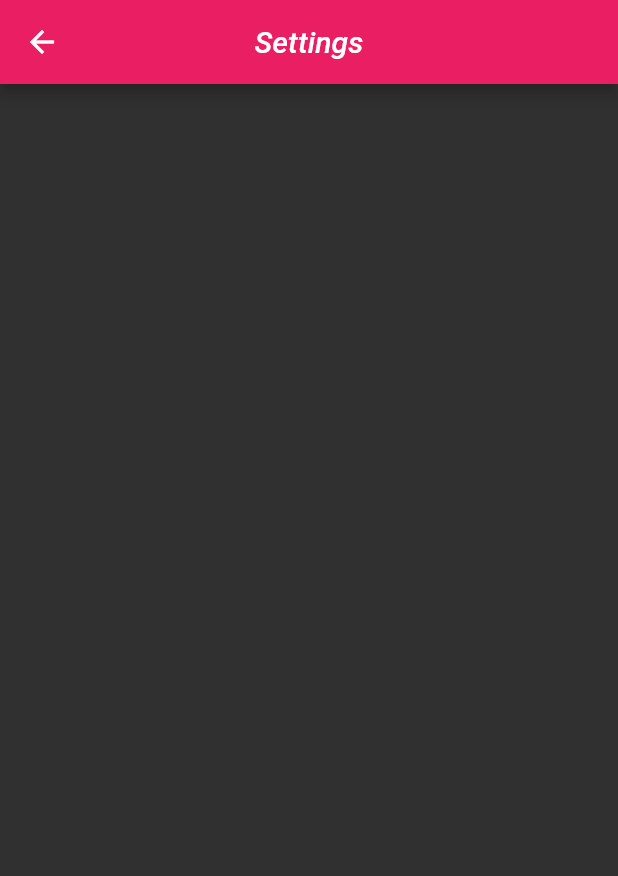
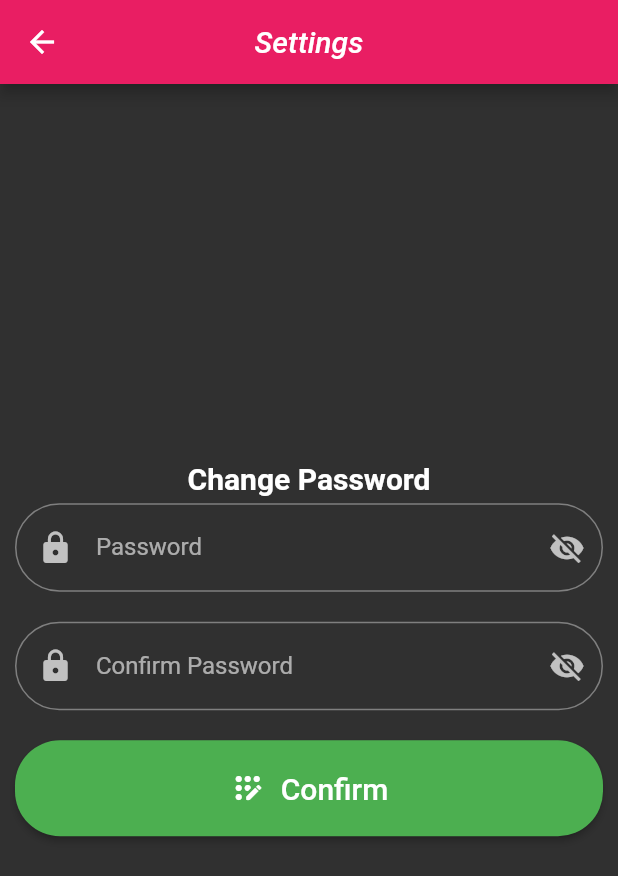
Before and after one commit to Cloyd-Anis/mobdev, a Flutter app: the Settings screen opened by its route, on a phone screen of 412 x 824 dp. Shown: the top 876 px of the screen. Run offline on Flutter 3.47's test engine with Material 2 defaults, Android fonts, the phone set to English and light mode, and no system bars; network calls fail.

Commit message:
Refactor Profile and Settings Page

```diff
--- a/lib/pages/Dashboard.dart
+++ b/lib/pages/Dashboard.dart
@@ -15,7 +15,7 @@ class Dashboard extends StatefulWidget {
 }
 
 class _DashboardState extends State<Dashboard> {
-  int count = 0;
+  int count = 1;
   List<ImageModel> images = [];
   var items = ['Profile', 'Setting', 'Logout'];
   static const String url = "thatcopy.pw";
--- a/lib/pages/Settings.dart
+++ b/lib/pages/Settings.dart
@@ -1,18 +1,103 @@
 import 'package:flutter/material.dart';
 
+import 'package:cat_app/widgets/PasswordField.dart';
+import 'package:cat_app/widgets/PrimaryButton.dart';
 
-class Settings extends StatelessWidget {
-  static const routeName = "settings";
+import 'package:cat_app/mixins/ValidationMixin.dart';
+
+class Settings extends StatefulWidget {
+  static const String routeName = "settings";
 
   @override
+  _SettingsState createState() => _SettingsState();
+}
+
+class _SettingsState extends State<Settings> with ValidationMixin {
+  GlobalKey<FormState> formKey = GlobalKey<FormState>();
+  final TextEditingController passwordTextController = TextEditingController();
+  final TextEditingController confirmPasswordTextController =
+      TextEditingController();
+  bool obscureText = true;
+  @override
   Widget build(BuildContext context) {
-    return Scaffold(
-       appBar: AppBar(
-          title: Text('Settings',
-          style: TextStyle(fontSize: 20.0),),
-          centerTitle: true,
-          backgroundColor: Colors.pink,
+    return SafeArea(
+        child: Scaffold(
+      appBar: AppBar(
+        title: Text(
+          'Settings',
+          style: TextStyle(fontSize: 20.0),
         ),
-    );
+        centerTitle: true,
+        backgroundColor: Colors.pink,
+      ),
+      body: Container(
+        alignment: Alignment.topCenter,
+        padding: EdgeInsets.symmetric(horizontal: 10.0),
+        child: Center(
+          child: Form(
+            key: formKey,
+            child: Column(
+              mainAxisAlignment: MainAxisAlignment.center,
+              children: [
+                Padding(
+                    padding: EdgeInsets.all(5.0),
+                    child: Text(
+                      'Change Password',
+                      style: TextStyle(
+                          fontSize: 20.0, fontWeight: FontWeight.bold
+                      ),
+                    ),
+                ),
+                PasswordField(
+                    labelText: "Password",
+                    hintText: "Enter your password",
+                    obscureText: obscureText,
+                    textEditingController: passwordTextController,
+                    onTap: () {
+                      setPasswordVisiblity();
+                    },
+                    validation: validatePassword),
+                SizedBox(
+                  height: 20.0,
+                ),
+                PasswordField(
+                    labelText: "Confirm Password",
+                    hintText: "Enter your password",
+                    obscureText: obscureText,
+                    textEditingController: confirmPasswordTextController,
+                    onTap: () {
+                      setPasswordVisiblity();
+                    },
+                    validation: validatePassword),
+                SizedBox(
+                  height: 20.0,
+                ),
+                PrimaryButton(
+                    text: "Confirm",
+                    iconData: Icons.app_registration_rounded,
+                    onPress: changePass),
+                SizedBox(
+                  height: 20.0,
+                ),
+              ],
+            ),
+          ),
+        ),
+      ),
+    ));
+  }
+
+  void changePass() {
+    if (formKey.currentState.validate()) {
+      print("Valid inputs");
+    } else {
+      print("Invalid input");
+    }
+  }
+
+  void setPasswordVisiblity() {
+    setState(() {
+      obscureText = !obscureText;
+    });
   }
 }
```
Also changed, not shown: lib/pages/Profile.dart (+73 -0 lines).
